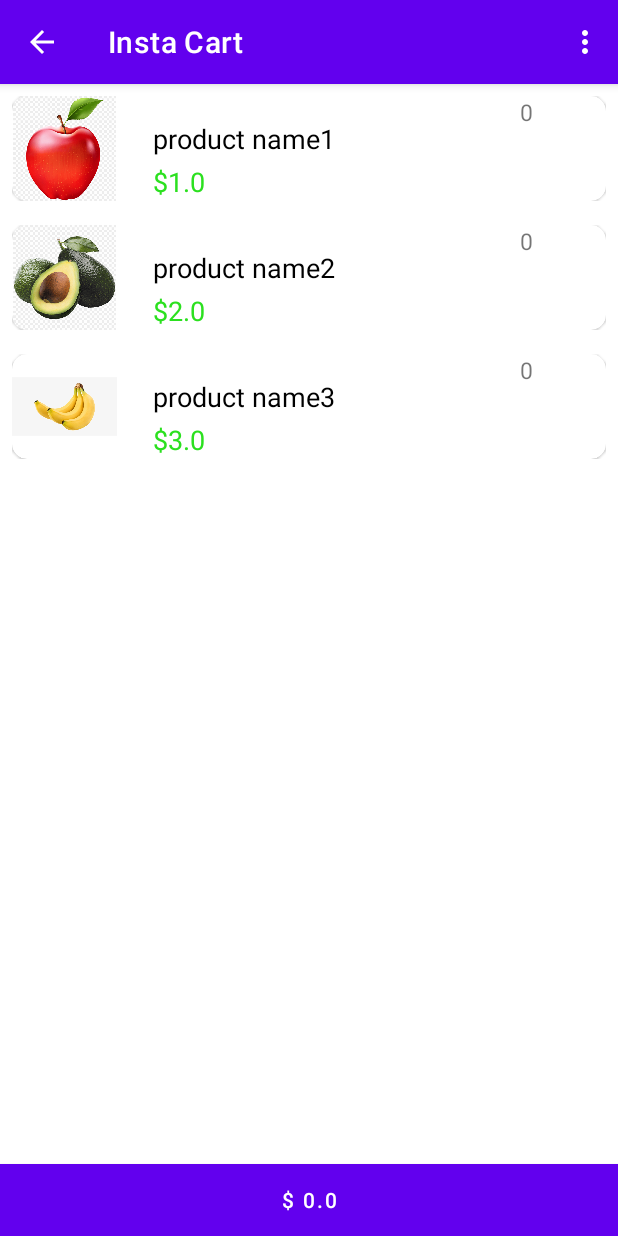
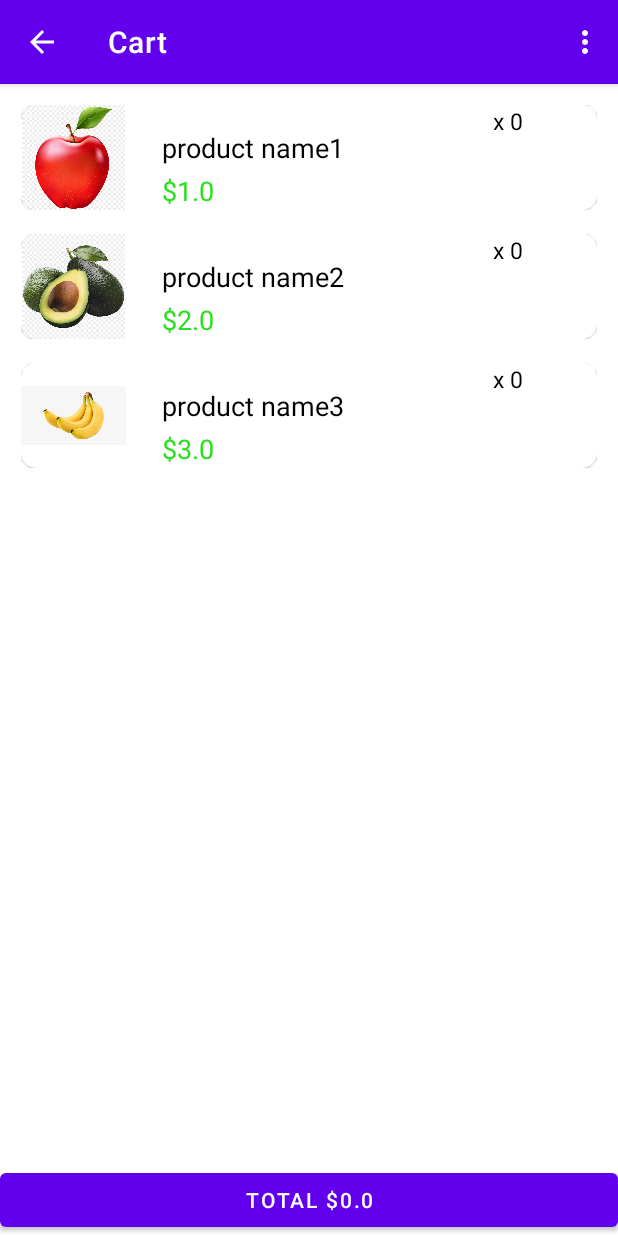
Before and after one commit to ibrahimabdellatif/instaCart, an Android app: the CartActivity screen opened directly, with no data from a screen before it, on a phone screen of 412 x 824 dp. Run offline under Robolectric (Android 15) with nearby library versions, the phone set to English and light mode, and no system bars; our stand-ins replace Room's generated code.

Commit message:
adding number of product for each item in cart , calculate sum of total price of items in cart ,and fix some problem in cart UI

```diff
--- a/app/src/main/java/com/example/instacart/Adapter/CartAdapter.java
+++ b/app/src/main/java/com/example/instacart/Adapter/CartAdapter.java
@@ -64,8 +64,8 @@ public class CartAdapter extends RecyclerView.Adapter<CartAdapter.ProductViewHol
         ProductItems currentItem = mProductItemsList.get(position);
         holder.ivProduct.setImageResource(currentItem.getImage());
         holder.tvProductName.setText(currentItem.getName());
-        holder.tvProductPrice.setText("$"+String.valueOf(currentItem.getPrice()));
-        holder.tvNumberOfItems.setText(String.valueOf(currentItem.getNumberOfProduct()));
+        holder.tvProductPrice.setText("$" + String.valueOf(currentItem.getPrice()));
+        holder.tvNumberOfItems.setText("x " + String.valueOf(currentItem.getNumberOfProduct()));
     }
 
     @Override
--- a/app/src/main/java/com/example/instacart/AllProductActivity.java
+++ b/app/src/main/java/com/example/instacart/AllProductActivity.java
@@ -25,7 +25,7 @@ public class AllProductActivity extends AppCompatActivity {
         setContentView(R.layout.activity_all_product);
         createProductItems();
         buildRecyclerView();
-        setTitle("All Items");
+        //setTitle("All Items");
 
 
     }
--- a/app/src/main/java/com/example/instacart/CartActivity.java
+++ b/app/src/main/java/com/example/instacart/CartActivity.java
@@ -1,8 +1,6 @@
 package com.example.instacart;
 
-import android.annotation.SuppressLint;
 import android.os.Bundle;
-import android.util.Log;
 import android.view.Menu;
 import android.view.MenuInflater;
 import android.view.MenuItem;
@@ -33,6 +31,7 @@ public class CartActivity extends AppCompatActivity {
     private Button btnCheckout;
     private List<ProductItems> productList = new ArrayList<>();
     private ItemDetailsActivity detailsActivity = new ItemDetailsActivity();
+    private double total;
 
     @Override
     protected void onCreate(Bundle savedInstanceState) {
@@ -44,10 +43,24 @@ public class CartActivity extends AppCompatActivity {
             @Override
             public void onChanged(List<ProductItems> productItems) {
                 adapter.setProductItem((ArrayList<ProductItems>) productItems);
+
             }
         });
 
+        detailsActivity.productViewModel.getTotalPrice().observe(this, new Observer<Double>() {
+            @Override
+            public void onChanged(Double aDouble) {
+                if (aDouble == null) {
+                    aDouble = 0.0;
+                }
+                total = Math.round(aDouble);
+                btnCheckout.setText("Total $" + total);
+
+            }
+        });
+        setTitle("Cart");
         setRecyclerView();
+        swipeToDelete();
         setBtnCheckout();
 
     }
@@ -65,24 +78,20 @@ public class CartActivity extends AppCompatActivity {
                 Toast.makeText(CartActivity.this, productItems.getName(), Toast.LENGTH_SHORT).show();
             }
         });
+
         recyclerView.setAdapter(adapter);
-
-
     }
 
 
-    @SuppressLint("SetTextI18n")
     private void setBtnCheckout() {
         btnCheckout = findViewById(R.id.btn_checkout);
         btnCheckout.setOnClickListener(new View.OnClickListener() {
             @Override
             public void onClick(View view) {
-                Toast.makeText(CartActivity.this, "checkout is successful", Toast.LENGTH_SHORT).show();
+                Toast.makeText(CartActivity.this, "Successfully CheckOut", Toast.LENGTH_SHORT).show();
             }
         });
-//
-        btnCheckout.setText("$ " + String.valueOf(detailsActivity.getTotalPriceOfItem()));
-        Log.d("checkout btn", String.valueOf(detailsActivity.getTotalPriceOfItem()));
+
     }
 
     void swipeToDelete() {
--- a/app/src/main/java/com/example/instacart/ItemDetailsActivity.java
+++ b/app/src/main/java/com/example/instacart/ItemDetailsActivity.java
@@ -1,9 +1,7 @@
 package com.example.instacart;
 
-import android.annotation.SuppressLint;
 import android.content.Intent;
 import android.os.Bundle;
-import android.util.Log;
 import android.view.View;
 import android.widget.Button;
 import android.widget.ImageView;
@@ -26,9 +24,6 @@ public class ItemDetailsActivity extends AppCompatActivity {
     private double productPrice;
     public int counterItem = 1;
     public ProductViewModel productViewModel;
-    private double totalPriceOfItem = 0;
-    public double totalPriceOfCart;
-    public static final String extra_Total = "total price of item";
     private Button btnPlus;
     private Button btnMinim;
     private Button addToCart;
@@ -38,7 +33,6 @@ public class ItemDetailsActivity extends AppCompatActivity {
     private TextView tvNumberOfItems;
 
 
-    @SuppressLint("SetTextI18n")
     @Override
     protected void onCreate(Bundle savedInstanceState) {
         super.onCreate(savedInstanceState);
@@ -46,8 +40,6 @@ public class ItemDetailsActivity extends AppCompatActivity {
         setTitle("product details");
         initiateValues();
 
-        Log.d("details Activity count", String.valueOf(totalPriceOfItem));
-        Log.d("details Activity price", String.valueOf(productPrice));
 
     }
 
@@ -57,8 +49,7 @@ public class ItemDetailsActivity extends AppCompatActivity {
         imageResource = intent.getIntExtra(EXTRA_imageId, 0);
         productName = intent.getStringExtra(EXTRA_productName);
         productPrice = intent.getDoubleExtra(EXTRA_productPrice, 0);
-        Log.d("details Activitymethod", String.valueOf(totalPriceOfItem));
-        Log.d("details Activity price", String.valueOf(productPrice));
+
         ivProductImage = findViewById(R.id.iv_product_image);
 
         tvProductName = findViewById(R.id.tv_name);
@@ -89,7 +80,6 @@ public class ItemDetailsActivity extends AppCompatActivity {
             public void onClick(View view) {
                 counterItem++;
                 tvNumberOfItems.setText(counterItem + "");
-                totalPriceOfItem = counterItem;
 
             }
         });
@@ -98,20 +88,11 @@ public class ItemDetailsActivity extends AppCompatActivity {
             @Override
             public void onClick(View view) {
                 addToCart();
-                // Toast.makeText(ItemDetailsActivity.this, "Add To Cart", Toast.LENGTH_SHORT).show();
             }
         });
     }
 
-    public int getCounterItem() {
-        return counterItem;
-    }
 
-    public double getTotalPriceOfItem() {
-        return totalPriceOfItem;
-    }
-
-    @SuppressLint("LongLogTag")
     public void addToCart() {
         //get data form main activity
         Intent intent = getIntent();
@@ -123,13 +104,8 @@ public class ItemDetailsActivity extends AppCompatActivity {
         ProductItems product = new ProductItems(imageResource, productName, productPrice, counterItem, 0);
         productViewModel.insert(product);
 
-        Log.d("add to cart details Activity", String.valueOf(totalPriceOfItem));
-        Log.d("details Activity price", String.valueOf(productPrice));
-        Log.d("details Activity total", String.valueOf(totalPriceOfItem));
 
-        totalPriceOfItem = productPrice * counterItem;
-
-        Toast.makeText(this, "save successfully", Toast.LENGTH_SHORT).show();
+        Toast.makeText(this, "added successfully", Toast.LENGTH_SHORT).show();
         setResult(RESULT_OK, intent);
         finish();
 
--- a/app/src/main/java/com/example/instacart/ProductItems.java
+++ b/app/src/main/java/com/example/instacart/ProductItems.java
@@ -43,7 +43,4 @@ public class ProductItems {
         return numberOfProduct;
     }
 
-    public void setNumberOfProduct(int numberOfProduct) {
-        this.numberOfProduct = numberOfProduct;
-    }
 }
--- a/app/src/main/java/com/example/instacart/db/ItemDao.java
+++ b/app/src/main/java/com/example/instacart/db/ItemDao.java
@@ -28,4 +28,7 @@ public interface ItemDao {
     @Query("SELECT * FROM product_table")
     LiveData<List<ProductItems>> getAllProductInCart();
 
+    @Query("SELECT sum(numberOfProduct*price) FROM product_table")
+    LiveData<Double> getTotalPrice();
+
 }
--- a/app/src/main/java/com/example/instacart/db/ProductRepository.java
+++ b/app/src/main/java/com/example/instacart/db/ProductRepository.java
@@ -35,8 +35,13 @@ public class ProductRepository {
     public void deleteAllItems() {
         new DeleteAllProductAsyncTask(itemDao).execute();
     }
-    public LiveData<List<ProductItems>> getAllNotes() {
+
+    public LiveData<List<ProductItems>> getAllItems() {
         return allProduct;
+    }
+
+    public LiveData<Double> getTotalPrice() {
+        return itemDao.getTotalPrice();
     }
 
     // it takes three parameters
@@ -96,4 +101,5 @@ public class ProductRepository {
         }
     }
 
+
 }
--- a/app/src/main/java/com/example/instacart/db/ProductViewModel.java
+++ b/app/src/main/java/com/example/instacart/db/ProductViewModel.java
@@ -17,7 +17,7 @@ public class ProductViewModel extends AndroidViewModel {
     public ProductViewModel(@NonNull @org.jetbrains.annotations.NotNull Application application) {
         super(application);
         repository = new ProductRepository(application);
-        allProduct = repository.getAllNotes();
+        allProduct = repository.getAllItems();
     }
 
     public void insert(ProductItems items) {
@@ -31,8 +31,13 @@ public class ProductViewModel extends AndroidViewModel {
     public void delete(ProductItems items) {
         repository.delete(items);
     }
-    public void deleteAllProduct(){
+
+    public void deleteAllProduct() {
         repository.deleteAllItems();
+    }
+
+    public LiveData<Double> getTotalPrice() {
+        return repository.getTotalPrice();
     }
 
     public LiveData<List<ProductItems>> getAllProduct() {
--- a/app/src/main/res/layout/activity_cart.xml
+++ b/app/src/main/res/layout/activity_cart.xml
@@ -10,17 +10,24 @@
     <androidx.recyclerview.widget.RecyclerView
         android:id="@+id/rv_cart"
         android:layout_width="match_parent"
-        android:layout_height="match_parent"
-        android:scrollbars="vertical"
-        tools:listitem="@layout/cart_item"
-        tools:ignore="MissingConstraints" />
+        android:layout_height="0dp"
+        android:layout_margin="6dp"
+        android:orientation="vertical"
+        app:layout_constraintBottom_toTopOf="@+id/btn_checkout"
+        app:layout_constraintTop_toTopOf="parent"
+        tools:ignore="MissingConstraints"
+        tools:listitem="@layout/cart_item" />
+
 
     <Button
         android:id="@+id/btn_checkout"
         android:layout_width="match_parent"
         android:layout_height="wrap_content"
-        android:background="#2be01f"
         android:text="check out"
         app:layout_constraintBottom_toBottomOf="parent"
+        app:layout_constraintEnd_toEndOf="parent"
+        app:layout_constraintStart_toStartOf="parent"
         tools:ignore="MissingConstraints" />
+
+
 </androidx.constraintlayout.widget.ConstraintLayout>
--- a/app/src/main/res/layout/activity_item_details.xml
+++ b/app/src/main/res/layout/activity_item_details.xml
@@ -74,9 +74,9 @@
             android:id="@+id/tv_number_of_items"
             android:layout_width="wrap_content"
             android:layout_height="wrap_content"
-            android:text="1"
             android:layout_marginLeft="8dp"
             android:layout_marginRight="8dp"
+            android:text="1"
             tools:ignore="MissingConstraints" />
 
         <Button
--- a/app/src/main/res/layout/activity_main.xml
+++ b/app/src/main/res/layout/activity_main.xml
@@ -5,7 +5,6 @@
     android:layout_height="match_parent"
     android:orientation="vertical"
     tools:context=".MainActivity">
-
 
 
     <RelativeLayout
--- a/app/src/main/res/layout/cart_item.xml
+++ b/app/src/main/res/layout/cart_item.xml
@@ -3,8 +3,8 @@
     xmlns:app="http://schemas.android.com/apk/res-auto"
     xmlns:tools="http://schemas.android.com/tools"
     android:layout_width="match_parent"
-    android:layout_margin="8dp"
-    android:layout_height="wrap_content">
+    android:layout_height="wrap_content"
+    android:layout_margin="8dp">
 
     <androidx.cardview.widget.CardView
         android:layout_width="match_parent"
@@ -55,11 +55,12 @@
                 android:layout_width="wrap_content"
                 android:layout_height="wrap_content"
                 android:text="1"
+                android:textColor="@color/black"
                 android:textSize="15sp"
                 app:layout_constraintEnd_toEndOf="parent"
-                app:layout_constraintHorizontal_bias="0.813"
+                app:layout_constraintHorizontal_bias="0.79"
                 app:layout_constraintStart_toEndOf="@+id/tv_cart_product_price"
-                tools:layout_editor_absoluteY="34dp" />
+                tools:layout_editor_absoluteY="48dp" />
         </androidx.constraintlayout.widget.ConstraintLayout>
     </androidx.cardview.widget.CardView>
 
```
Also changed, not shown: app/src/main/AndroidManifest.xml (+5 -3 lines), app/src/main/java/com/example/instacart/MainActivity.java (+0 -7 lines), app/src/main/res/layout/item_product.xml (+9 -9 lines). Lines whose indentation alone changed are shown as unchanged.
